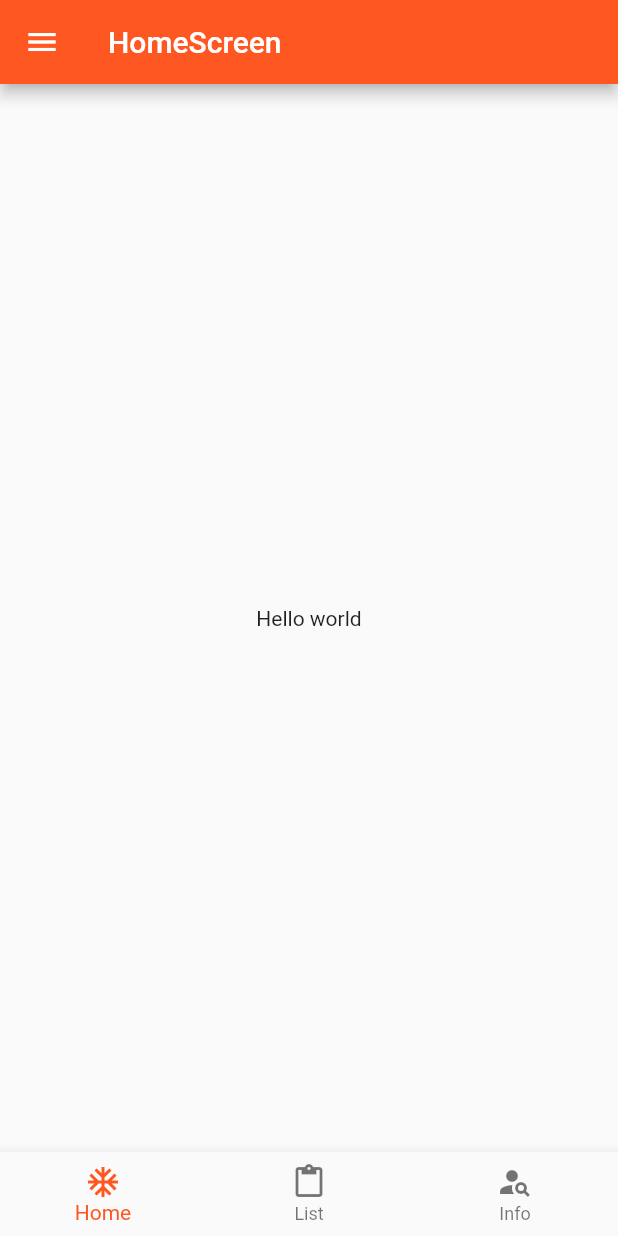
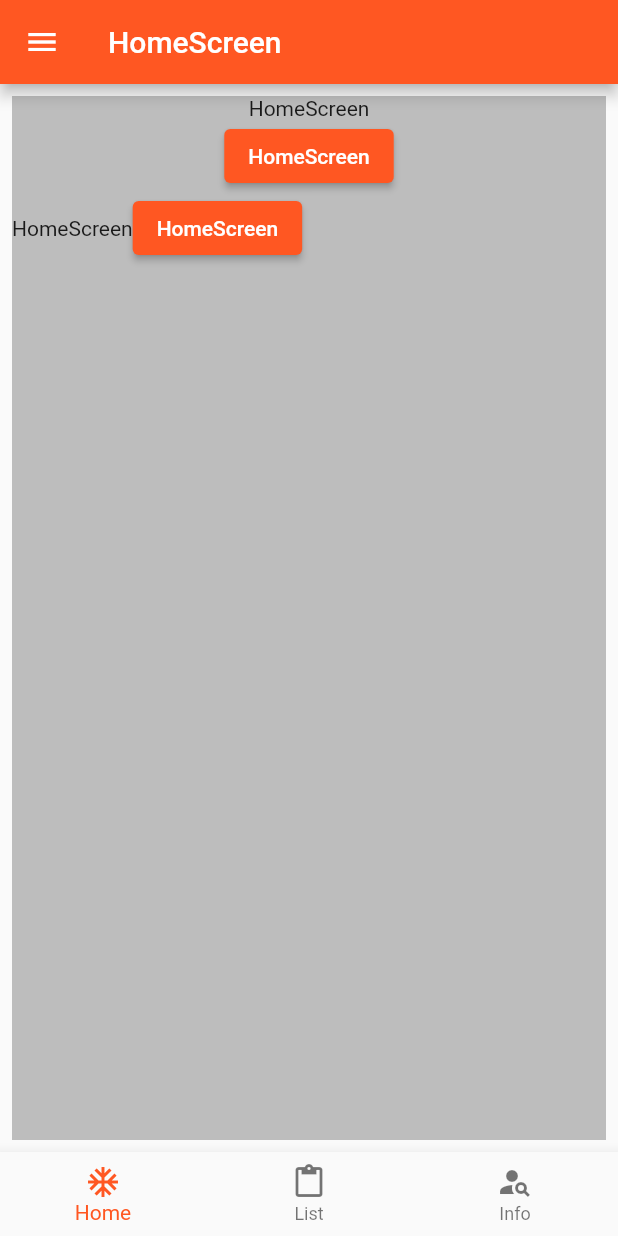
Before and after one commit to boonkung/myproject, a Flutter app: the screen it shows after launch, on a phone screen of 412 x 824 dp. Run offline on Flutter 3.47's test engine with Material 2 defaults, Android fonts, the phone set to English and light mode, and no system bars.

Commit message:
col and row

```diff
--- a/lib/screen/home_screen.dart
+++ b/lib/screen/home_screen.dart
@@ -14,15 +14,42 @@ class _HomeScreenState extends State<HomeScreen> {
       appBar: AppBar(
         title: const Text("HomeScreen"),
       ),
-      drawer: Drawer(),
-      body: const Center(
-        child: Text("Hello world"),
+      drawer: const Drawer(),
+      body: Container(
+        color: Colors.grey[400],
+        margin: const EdgeInsets.all(8),
+        child: Column(
+          children: [
+            Column(
+              children: [
+                Text("HomeScreen"),
+                ElevatedButton(
+                  onPressed: () => {},
+                  child: Text("HomeScreen"),
+                )
+              ],
+            ),
+            Row(
+              children: [
+                Text("HomeScreen"),
+                ElevatedButton(
+                  onPressed: () => {},
+                  child: Text("HomeScreen"),
+                )
+              ],
+            ),
+          ],
+        ),
       ),
-      bottomNavigationBar: BottomNavigationBar(items: const [
-        BottomNavigationBarItem(icon: Icon(Icons.ac_unit), label: "Home"),
-        BottomNavigationBarItem(icon: Icon(Icons.content_paste), label: "List"),
-        BottomNavigationBarItem(icon: Icon(Icons.person_search), label: "Info")
-      ]),
+      bottomNavigationBar: BottomNavigationBar(
+        items: const [
+          BottomNavigationBarItem(icon: Icon(Icons.ac_unit), label: "Home"),
+          BottomNavigationBarItem(
+              icon: Icon(Icons.content_paste), label: "List"),
+          BottomNavigationBarItem(
+              icon: Icon(Icons.person_search), label: "Info")
+        ],
+      ),
     );
   }
 }
```
